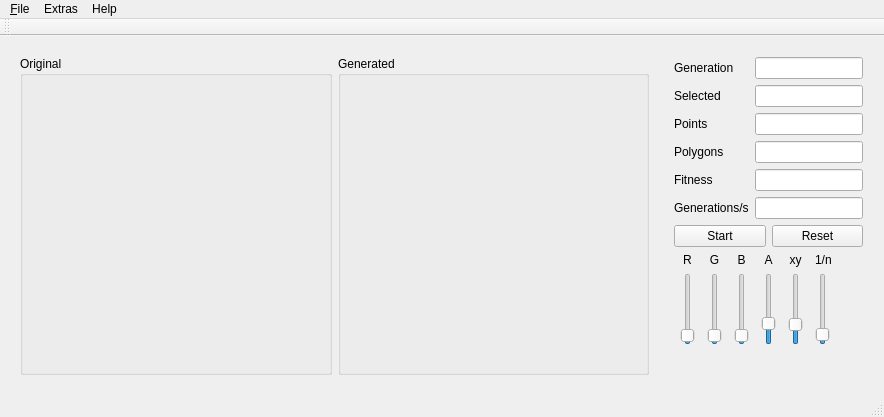
First picture: the form in mainwindow.ui, repository superkartoffel/evo-cubist, before the edit.
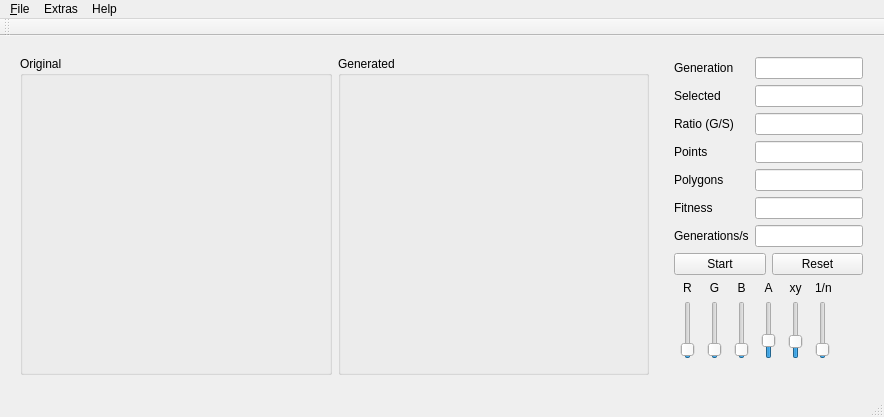
Second picture: the form after the edit.

```diff
--- a/mainwindow.ui
+++ b/mainwindow.ui
@@ -105,14 +105,14 @@
             </property>
            </widget>
           </item>
-          <item row="2" column="0">
+          <item row="3" column="0">
            <widget class="QLabel" name="label_3">
             <property name="text">
              <string>Points</string>
             </property>
            </widget>
           </item>
-          <item row="2" column="1">
+          <item row="3" column="1">
            <widget class="QLineEdit" name="pointsLineEdit">
             <property name="sizePolicy">
              <sizepolicy hsizetype="Preferred" vsizetype="Fixed">
@@ -128,14 +128,14 @@
             </property>
            </widget>
           </item>
-          <item row="3" column="0">
+          <item row="4" column="0">
            <widget class="QLabel" name="label_4">
             <property name="text">
              <string>Polygons</string>
             </property>
            </widget>
           </item>
-          <item row="3" column="1">
+          <item row="4" column="1">
            <widget class="QLineEdit" name="polygonsLineEdit">
             <property name="sizePolicy">
              <sizepolicy hsizetype="Preferred" vsizetype="Fixed">
@@ -151,14 +151,14 @@
             </property>
            </widget>
           </item>
-          <item row="4" column="0">
+          <item row="5" column="0">
            <widget class="QLabel" name="label_5">
             <property name="text">
              <string>Fitness</string>
             </property>
            </widget>
           </item>
-          <item row="4" column="1">
+          <item row="5" column="1">
            <widget class="QLineEdit" name="fitnessLineEdit">
             <property name="sizePolicy">
              <sizepolicy hsizetype="Preferred" vsizetype="Fixed">
@@ -181,7 +181,7 @@
             </property>
            </widget>
           </item>
-          <item row="5" column="1">
+          <item row="6" column="1">
            <widget class="QLineEdit" name="gensSLineEdit">
             <property name="sizePolicy">
              <sizepolicy hsizetype="Preferred" vsizetype="Fixed">
@@ -191,13 +191,36 @@
             </property>
            </widget>
           </item>
-          <item row="5" column="0">
+          <item row="6" column="0">
            <widget class="QLabel" name="label_12">
             <property name="text">
              <string>Generations/s</string>
             </property>
            </widget>
           </item>
+          <item row="2" column="0">
+           <widget class="QLabel" name="label_13">
+            <property name="text">
+             <string>Ratio (G/S)</string>
+            </property>
+           </widget>
+          </item>
+          <item row="2" column="1">
+           <widget class="QLineEdit" name="selectedRatioLineEdit">
+            <property name="sizePolicy">
+             <sizepolicy hsizetype="Preferred" vsizetype="Fixed">
+              <horstretch>0</horstretch>
+              <verstretch>0</verstretch>
+             </sizepolicy>
+            </property>
+            <property name="cursor">
+             <cursorShape>ArrowCursor</cursorShape>
+            </property>
+            <property name="readOnly">
+             <bool>true</bool>
+            </property>
+           </widget>
+          </item>
          </layout>
         </item>
         <item>
```
